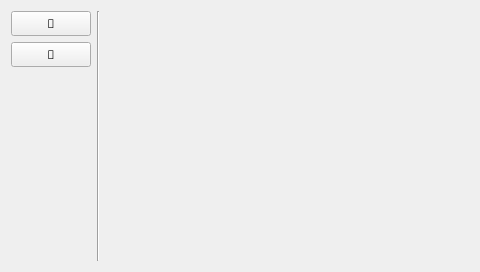
Qt form epyq/main.ui (epcpower/st) before a commit.
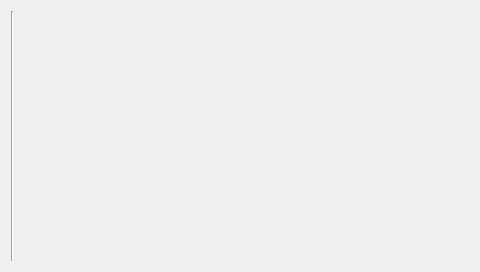
The same form after that commit.

Commit message: Make shortcuts configurable

```diff
--- a/epyq/main.ui
+++ b/epyq/main.ui
@@ -15,45 +15,7 @@
   </property>
   <layout class="QHBoxLayout" name="horizontalLayout">
    <item>
-    <layout class="QVBoxLayout" name="verticalLayout">
-     <item>
-      <widget class="QPushButton" name="dash_button">
-       <property name="font">
-        <font>
-         <family>FontAwesome</family>
-        </font>
-       </property>
-       <property name="text">
-        <string></string>
-       </property>
-      </widget>
-     </item>
-     <item>
-      <widget class="QPushButton" name="menu_button">
-       <property name="font">
-        <font>
-         <family>FontAwesome</family>
-        </font>
-       </property>
-       <property name="text">
-        <string></string>
-       </property>
-      </widget>
-     </item>
-     <item>
-      <spacer name="verticalSpacer">
-       <property name="orientation">
-        <enum>Qt::Vertical</enum>
-       </property>
-       <property name="sizeHint" stdset="0">
-        <size>
-         <width>0</width>
-         <height>0</height>
-        </size>
-       </property>
-      </spacer>
-     </item>
-    </layout>
+    <layout class="QVBoxLayout" name="shortcut_layout"/>
    </item>
    <item>
     <widget class="Line" name="line">
```
The commit also changes 2 other files.
